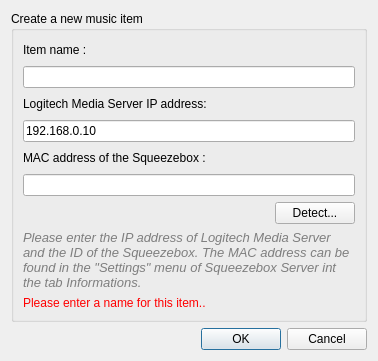
The window that data/DialogNewAudio.ui (calaos/calaos_installer) describes before a commit, drawn with Qt 5.
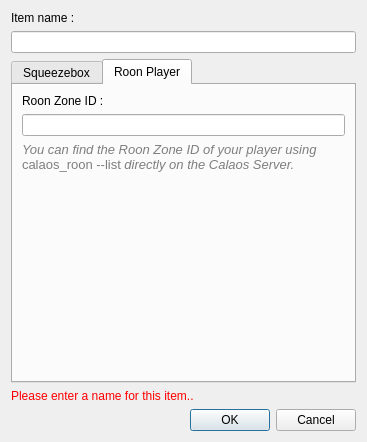
The same window after the commit. The open tabs and pages were chosen to show the change. Icons and pictures are not drawn.

Commit message: add Roon support

Patch:
```diff
--- a/data/DialogNewAudio.ui
+++ b/data/DialogNewAudio.ui
@@ -6,8 +6,8 @@
    <rect>
     <x>0</x>
     <y>0</y>
-    <width>378</width>
-    <height>361</height>
+    <width>367</width>
+    <height>442</height>
    </rect>
   </property>
   <property name="sizePolicy">
@@ -18,7 +18,6 @@
   </property>
   <property name="font">
    <font>
-    <weight>50</weight>
     <bold>false</bold>
    </font>
   </property>
@@ -32,28 +31,7 @@
   <property name="modal">
    <bool>true</bool>
   </property>
-  <layout class="QVBoxLayout" name="verticalLayout">
-   <item>
-    <widget class="QGroupBox" name="groupBox">
-     <property name="title">
-      <string>Create a new music item</string>
-     </property>
      <layout class="QVBoxLayout" name="verticalLayout_2">
-      <property name="spacing">
-       <number>6</number>
-      </property>
-      <property name="leftMargin">
-       <number>9</number>
-      </property>
-      <property name="topMargin">
-       <number>9</number>
-      </property>
-      <property name="rightMargin">
-       <number>9</number>
-      </property>
-      <property name="bottomMargin">
-       <number>9</number>
-      </property>
       <item>
        <widget class="QLabel" name="label">
         <property name="text">
@@ -65,6 +43,16 @@
        <widget class="QLineEdit" name="edit_name"/>
       </item>
       <item>
+    <widget class="QTabWidget" name="tabWidget">
+     <property name="currentIndex">
+      <number>0</number>
+     </property>
+     <widget class="QWidget" name="tabSqueezebox">
+      <attribute name="title">
+       <string>Squeezebox</string>
+      </attribute>
+      <layout class="QVBoxLayout" name="verticalLayout">
+       <item>
        <widget class="QLabel" name="label_2">
         <property name="text">
          <string>Logitech Media Server IP address:</string>
@@ -181,6 +169,7 @@
         <property name="font">
          <font>
           <italic>true</italic>
+           <bold>false</bold>
          </font>
         </property>
         <property name="text">
@@ -196,6 +185,147 @@
         <property name="wordWrap">
          <bool>true</bool>
         </property>
+        </widget>
+       </item>
+       <item>
+        <spacer name="verticalSpacer">
+         <property name="orientation">
+          <enum>Qt::Orientation::Vertical</enum>
+         </property>
+         <property name="sizeHint" stdset="0">
+          <size>
+           <width>20</width>
+           <height>40</height>
+          </size>
+         </property>
+        </spacer>
+       </item>
+      </layout>
+     </widget>
+     <widget class="QWidget" name="tabRoon">
+      <attribute name="title">
+       <string>Roon Player</string>
+      </attribute>
+      <layout class="QVBoxLayout" name="verticalLayout_3">
+       <item>
+        <widget class="QLabel" name="label_5">
+         <property name="text">
+          <string>Roon Zone ID :</string>
+         </property>
+        </widget>
+       </item>
+       <item>
+        <widget class="QLineEdit" name="edit_roon_zid">
+         <property name="text">
+          <string/>
+         </property>
+        </widget>
+       </item>
+       <item>
+        <widget class="QLabel" name="label_6">
+         <property name="palette">
+          <palette>
+           <active>
+            <colorrole role="WindowText">
+             <brush brushstyle="SolidPattern">
+              <color alpha="255">
+               <red>126</red>
+               <green>126</green>
+               <blue>126</blue>
+              </color>
+             </brush>
+            </colorrole>
+            <colorrole role="Text">
+             <brush brushstyle="SolidPattern">
+              <color alpha="255">
+               <red>0</red>
+               <green>0</green>
+               <blue>0</blue>
+              </color>
+             </brush>
+            </colorrole>
+           </active>
+           <inactive>
+            <colorrole role="WindowText">
+             <brush brushstyle="SolidPattern">
+              <color alpha="255">
+               <red>126</red>
+               <green>126</green>
+               <blue>126</blue>
+              </color>
+             </brush>
+            </colorrole>
+            <colorrole role="Text">
+             <brush brushstyle="SolidPattern">
+              <color alpha="255">
+               <red>0</red>
+               <green>0</green>
+               <blue>0</blue>
+              </color>
+             </brush>
+            </colorrole>
+           </inactive>
+           <disabled>
+            <colorrole role="WindowText">
+             <brush brushstyle="SolidPattern">
+              <color alpha="255">
+               <red>146</red>
+               <green>145</green>
+               <blue>144</blue>
+              </color>
+             </brush>
+            </colorrole>
+            <colorrole role="Text">
+             <brush brushstyle="SolidPattern">
+              <color alpha="255">
+               <red>165</red>
+               <green>164</green>
+               <blue>164</blue>
+              </color>
+             </brush>
+            </colorrole>
+           </disabled>
+          </palette>
+         </property>
+         <property name="font">
+          <font>
+           <italic>true</italic>
+           <bold>false</bold>
+          </font>
+         </property>
+         <property name="text">
+          <string>&lt;!DOCTYPE HTML PUBLIC &quot;-//W3C//DTD HTML 4.0//EN&quot; &quot;http://www.w3.org/TR/REC-html40/strict.dtd&quot;&gt;
+&lt;html&gt;&lt;head&gt;&lt;meta name=&quot;qrichtext&quot; content=&quot;1&quot; /&gt;&lt;meta charset=&quot;utf-8&quot; /&gt;&lt;style type=&quot;text/css&quot;&gt;
+p, li { white-space: pre-wrap; }
+hr { height: 1px; border-width: 0; }
+li.unchecked::marker { content: &quot;\2610&quot;; }
+li.checked::marker { content: &quot;\2612&quot;; }
+&lt;/style&gt;&lt;/head&gt;&lt;body style=&quot; font-family:'Segoe UI'; font-size:9pt; font-weight:400; font-style:italic;&quot;&gt;
+&lt;p style=&quot; margin-top:0px; margin-bottom:0px; margin-left:0px; margin-right:0px; -qt-block-indent:0; text-indent:0px;&quot;&gt;&lt;span style=&quot; font-family:'DejaVu Sans'; font-size:10pt;&quot;&gt;You can find the Roon Zone ID of your player using &lt;/span&gt;&lt;span style=&quot; font-family:'DejaVu Sans'; font-size:10pt; font-style:normal;&quot;&gt;calaos_roon --list&lt;/span&gt;&lt;span style=&quot; font-family:'DejaVu Sans'; font-size:10pt;&quot;&gt; directly on the Calaos Server.&lt;/span&gt;&lt;/p&gt;&lt;/body&gt;&lt;/html&gt;</string>
+         </property>
+         <property name="textFormat">
+          <enum>Qt::TextFormat::AutoText</enum>
+         </property>
+         <property name="wordWrap">
+          <bool>true</bool>
+         </property>
+        </widget>
+       </item>
+       <item>
+        <spacer name="verticalSpacer_2">
+         <property name="orientation">
+          <enum>Qt::Orientation::Vertical</enum>
+         </property>
+         <property name="sizeHint" stdset="0">
+          <size>
+           <width>20</width>
+           <height>184</height>
+          </size>
+         </property>
+        </spacer>
+       </item>
+      </layout>
+     </widget>
        </widget>
       </item>
       <item>
@@ -248,9 +378,6 @@
         </property>
        </widget>
       </item>
-     </layout>
-    </widget>
-   </item>
    <item>
     <widget class="QDialogButtonBox" name="buttonBox">
      <property name="orientation">
```
Left out of the diff: 8 changed lines with no effect on the pictures. Lines whose indentation alone changed are shown as unchanged. The commit also changes 7 other files.
